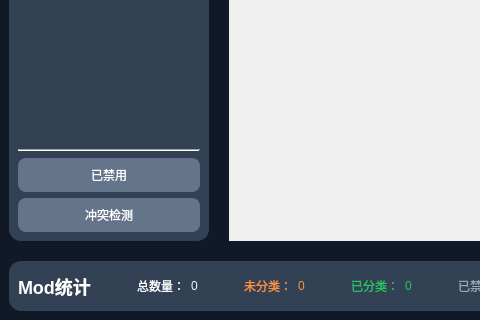
xiaoan-1/l4d2-mod-manager, file mainwindow.ui: the form before one commit; both pictures show x 0 to 480 and y 562 to 882 of the 1261 by 882 pixel window.
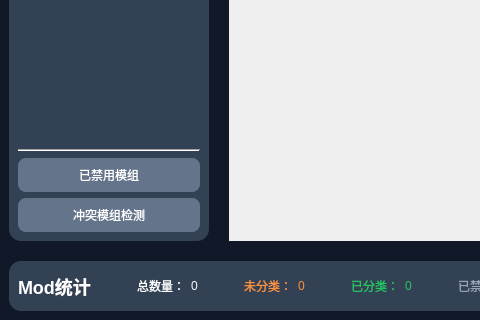
The form after the commit. Icons and pictures are not drawn. Custom widgets are drawn as their Qt base class.

Diff of the .ui file:
```diff
--- a/mainwindow.ui
+++ b/mainwindow.ui
@@ -641,7 +641,7 @@
        <item>
         <widget class="QPushButton" name="pushButton_trashMod">
          <property name="text">
-          <string>已禁用</string>
+          <string>已禁用模组</string>
          </property>
          <property name="checkable">
           <bool>true</bool>
@@ -654,7 +654,7 @@
        <item>
         <widget class="QPushButton" name="pushButton_conflict">
          <property name="text">
-          <string>冲突检测</string>
+          <string>冲突模组检测</string>
          </property>
          <property name="checkable">
           <bool>true</bool>
```
